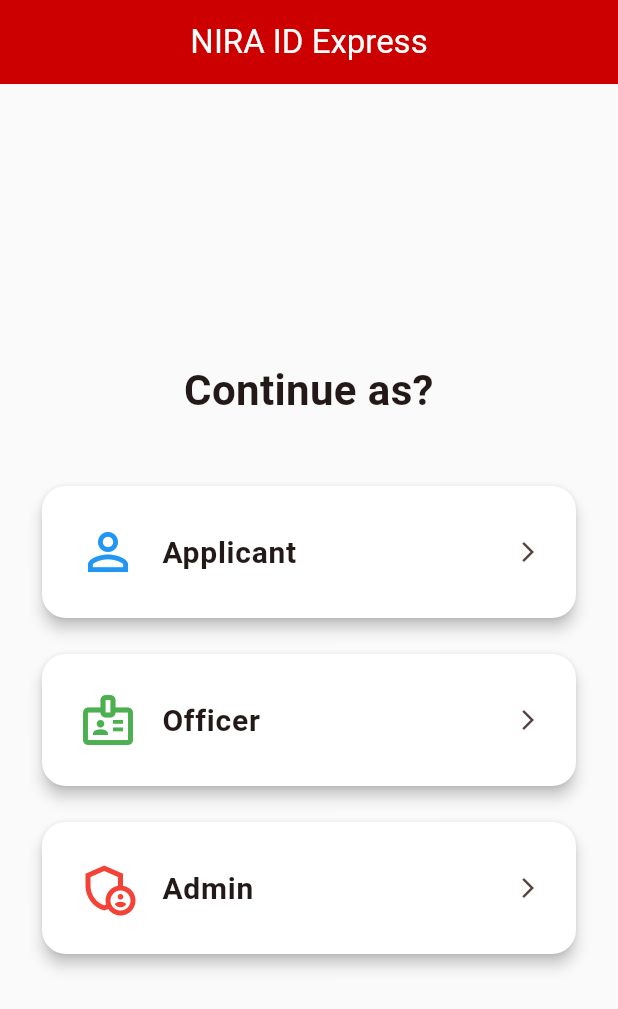
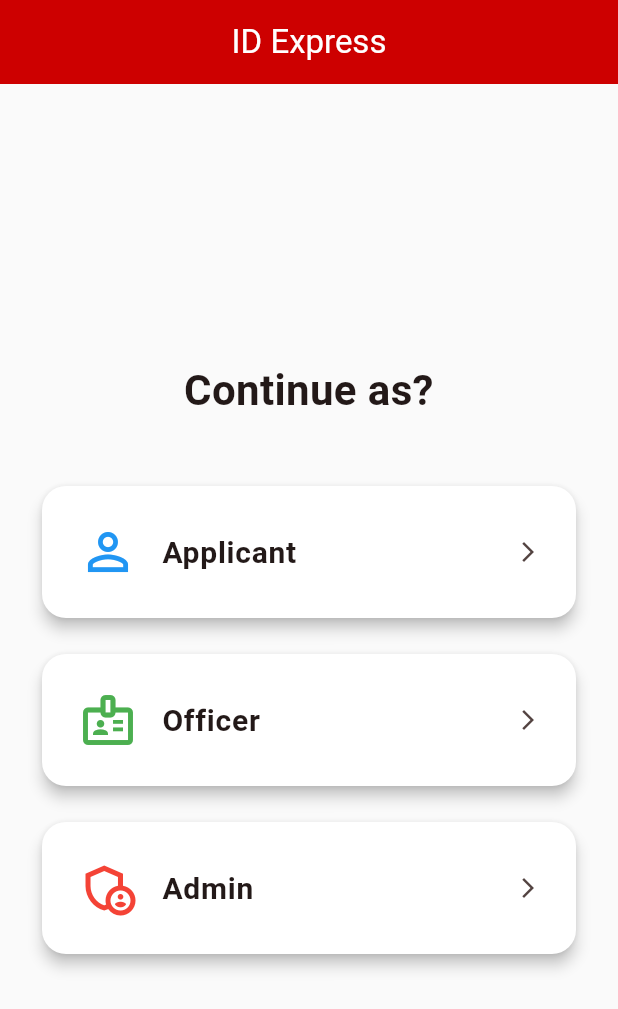
Before and after one commit to paula-maxine/id_express, a Flutter app: the screen it shows once a user with an empty profile is signed in, on a phone screen of 412 x 824 dp. Shown: the top 1009 px of the screen. Run offline on Flutter 3.47's test engine with Material 3 defaults, Android fonts, the light colour scheme and no system bars; our stand-ins replace cloud_firestore, connectivity_plus, firebase_auth, firebase_core, firebase_messaging, firebase_storage and 4 more; accounts and stored records are empty.

Commit message:
fix: update app bar title from 'NIRA ID Express' to 'ID Express'

```diff
--- a/lib/screens/home_screen.dart
+++ b/lib/screens/home_screen.dart
@@ -8,7 +8,7 @@
   @override
   Widget build(BuildContext context) {
     return Scaffold(
-      appBar: AppBar(title: const Text('NIRA ID Express'), centerTitle: true),
+      appBar: AppBar(title: const Text('ID Express'), centerTitle: true),
       body: Padding(
         padding: const EdgeInsets.all(24.0),
         child: Column(
```
